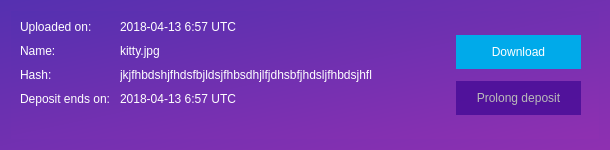
First picture: the form in memority/ui/file_list_item.ui, repository Memority/memority, before the edit.
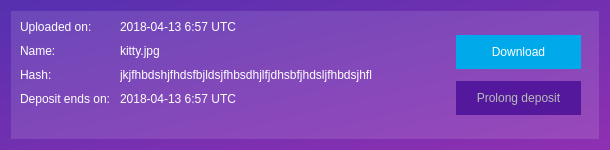
Second picture: the form after the edit. Icons and pictures are not drawn.

Diff of the .ui file:
```diff
--- a/memority/ui/file_list_item.ui
+++ b/memority/ui/file_list_item.ui
@@ -39,7 +39,8 @@
    <item>
     <widget class="QScrollArea" name="scrollArea">
      <property name="styleSheet">
-      <string notr="true">border: none;</string>
+      <string notr="true">background: rgba(255,255,255, 30);
+border: none;</string>
      </property>
      <property name="widgetResizable">
       <bool>true</bool>
```
